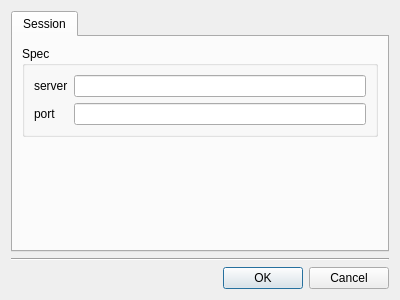
Before: the Qt Designer form spectromicroscopy/smpgui/ui_configuresmp.ui in praxes/praxes, drawn with Qt 5.
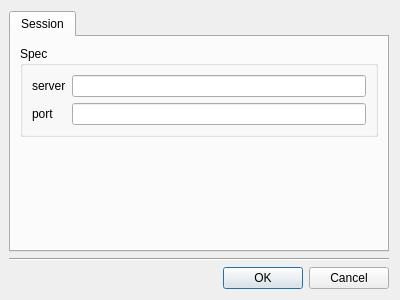
After: the same form once the commit is applied.

What changed in the file:
```diff
--- a/spectromicroscopy/smpgui/ui_configuresmp.ui
+++ b/spectromicroscopy/smpgui/ui_configuresmp.ui
@@ -16,6 +16,9 @@
    <string>Dialog</string>
   </property>
   <layout class="QGridLayout" >
+   <property name="leftMargin" >
+    <number>9</number>
+   </property>
    <item row="0" column="0" >
     <widget class="QTabWidget" name="tabWidget" >
      <property name="currentIndex" >
```
